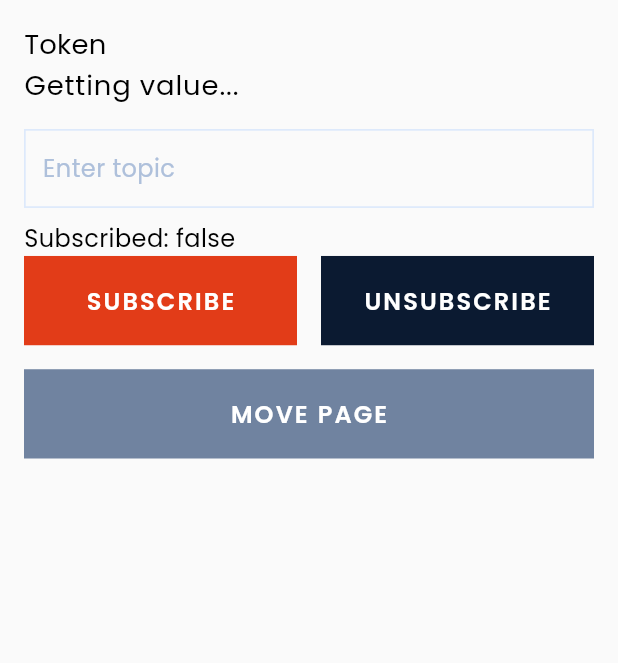
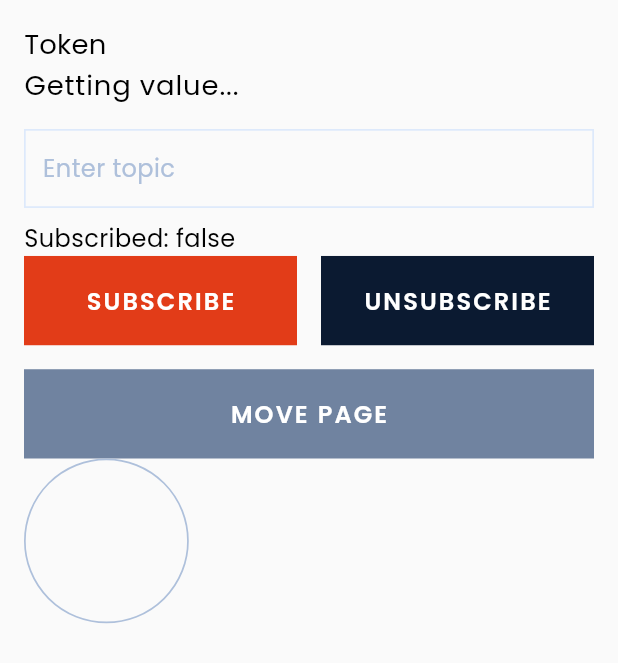
Before and after one commit to dhemitus/alumina_interior, a Flutter app: the screen it shows after launch, on a phone screen of 412 x 824 dp. Shown: the top 663 px of the screen. Run offline on Flutter 3.47's test engine with Material 2 defaults, Android fonts, the phone set to English and light mode, and no system bars; our stand-ins replace firebase_messaging, flutter_screenutil, flutter_svg, google_fonts; accounts and stored records are empty.

Commit message:
prepare for template

```diff
--- a/lib/main.dart
+++ b/lib/main.dart
@@ -1,4 +1,5 @@
 import 'dart:io';
+import 'package:alumina/widgets/molecules/buttons/circlebutton_molecule.dart';
 import 'package:firebase_messaging/firebase_messaging.dart';
 import 'package:flutter/material.dart';
 
@@ -224,6 +225,7 @@ class _MyHomePageState extends State<MyHomePage> {
                   },
                 ),
               ),
+              CircleButton()
             ],
           ),
         ),
--- a/lib/widgets/molecules/buttons/circlebutton_molecule.dart
+++ b/lib/widgets/molecules/buttons/circlebutton_molecule.dart
@@ -28,7 +28,11 @@ class CircleButton extends StatelessWidget {
             child: BaseContainer(
               alignment: Alignment.center,
               radius: small ? BorderRadius.circular(32.0.w) : BorderRadius.circular(96.0.w),
-              color: color != null ? color : Styles.blue7083A0,
+              border: Border.all(
+                  color: color != null ? color : Styles.blueAEC0DB,
+                  width: 1.0.w
+              ),
+//              color: color != null ? color : Styles.blue7083A0,
               child: (icon != null) ? SizedBox(
                   width: 18.0.w,
                   height: 18.0.w,
@@ -43,7 +47,11 @@ class CircleButton extends StatelessWidget {
         child: BaseContainer(
           alignment: Alignment.center,
           radius: small ? BorderRadius.circular(32.0.w) : BorderRadius.circular(96.0.w),
-          color: color != null ? color : Styles.blue7083A0,
+          border: Border.all(
+              color: color != null ? color : Styles.blueAEC0DB,
+              width: 1.0.w
+          ),
+//          color: color != null ? color : Styles.blue7083A0,
           child: (icon != null) ?  SizedBox(
               width: 24.0.w,
               height: 24.0.w,
--- a/lib/widgets/organisms/sections/sections.dart
+++ b/lib/widgets/organisms/sections/sections.dart
@@ -0,0 +1,5 @@
+export './loginoption_organism.dart';
+export './loginemailform_organism.dart';
+export './registerprofileform_organism.dart';
+export './registeraddressform_organism.dart';
+export './registerphotoform_organism.dart';
```
Also changed, not shown: lib/widgets/organisms/layouts/layout1_organism.dart (added, +54 -0 lines), lib/widgets/organisms/sections/loginemailform_organism.dart (added), lib/widgets/organisms/sections/loginoption_organism.dart (added), lib/widgets/organisms/sections/registeraddressform_organism.dart (added), lib/widgets/organisms/sections/registerphotoform_organism.dart (added), lib/widgets/organisms/sections/registerprofileform_organism.dart (added).
